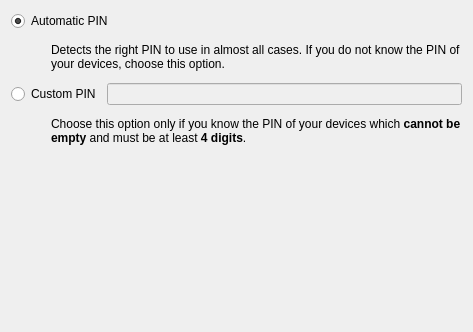
The window that src/wizard/pages/pin.ui (KDE/bluedevil) describes before a commit, drawn with Qt 5.
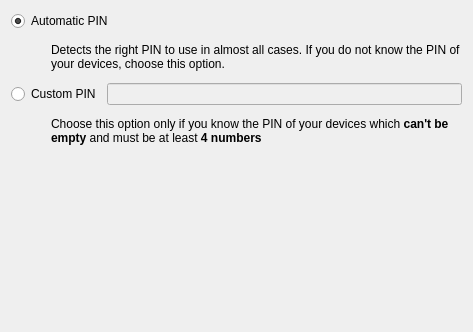
The same window after the commit. Custom widgets are drawn as their Qt base class.

```diff
--- a/src/wizard/pages/pin.ui
+++ b/src/wizard/pages/pin.ui
@@ -113,7 +113,11 @@
        <item>
         <widget class="QLabel" name="label_2">
          <property name="text">
-          <string>&lt;html&gt;&lt;body&gt;&lt;p&gt;Choose this option only if you know the PIN of your devices which &lt;b&gt;cannot be empty&lt;/b&gt; and must be at least &lt;b&gt;4 digits&lt;/b&gt;.&lt;/p&gt;&lt;/body&gt;&lt;/html&gt;</string>
+          <string>&lt;!DOCTYPE HTML PUBLIC &quot;-//W3C//DTD HTML 4.0//EN&quot; &quot;http://www.w3.org/TR/REC-html40/strict.dtd&quot;&gt;
+&lt;html&gt;&lt;head&gt;&lt;meta name=&quot;qrichtext&quot; content=&quot;1&quot; /&gt;&lt;style type=&quot;text/css&quot;&gt;
+p, li { white-space: pre-wrap; }
+&lt;/style&gt;&lt;/head&gt;&lt;body style=&quot; font-family:'DejaVu Sans'; font-size:9pt; font-weight:400; font-style:normal;&quot;&gt;
+&lt;p style=&quot; margin-top:0px; margin-bottom:0px; margin-left:0px; margin-right:0px; -qt-block-indent:0; text-indent:0px;&quot;&gt;Choose this option only if you know the PIN of your devices which &lt;span style=&quot; font-weight:600;&quot;&gt;can't be empty&lt;/span&gt; and must be at least &lt;span style=&quot; font-weight:600;&quot;&gt;4 numbers &lt;/span&gt;&lt;/p&gt;&lt;/body&gt;&lt;/html&gt;</string>
          </property>
          <property name="wordWrap">
           <bool>true</bool>
```
